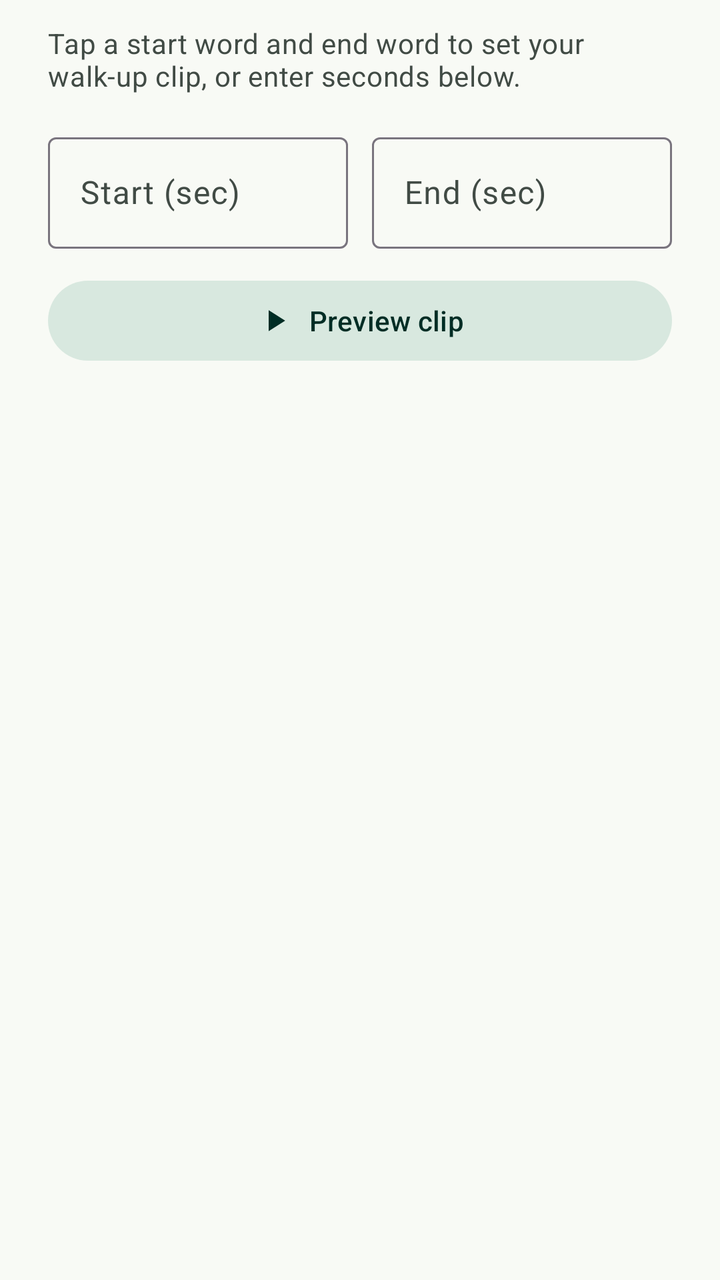
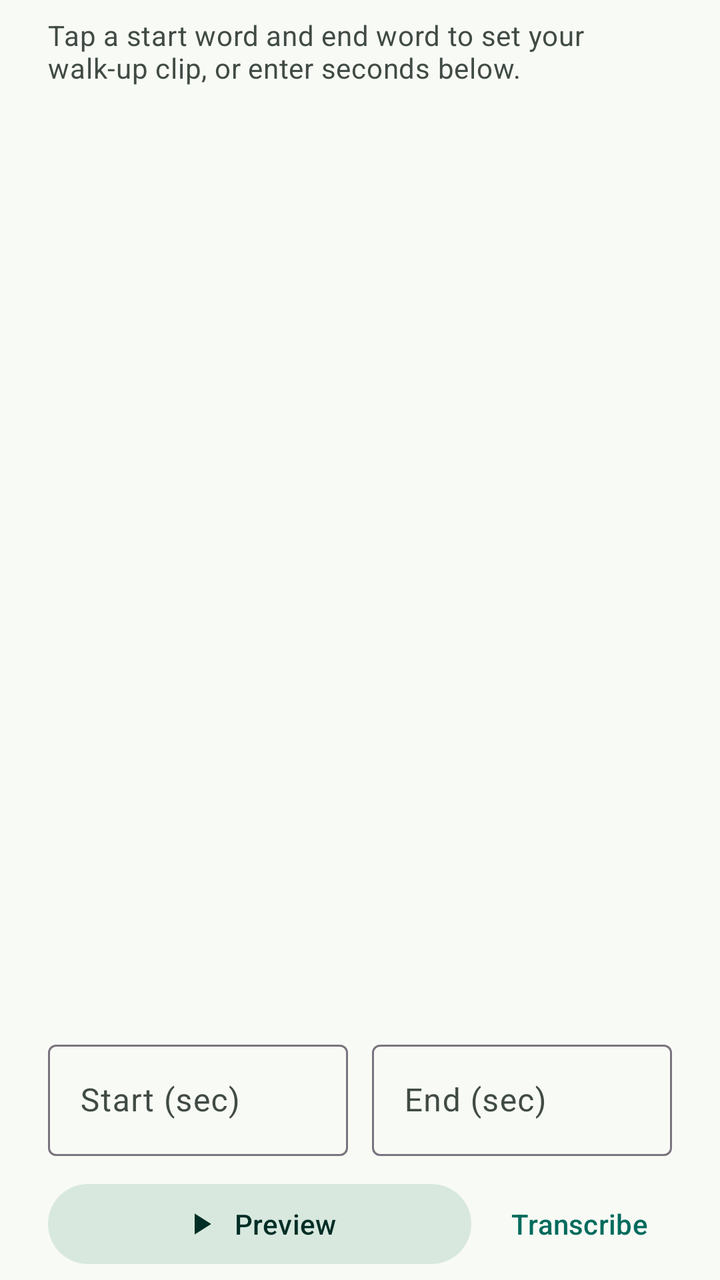

The first picture is an Android layout as it rendered before a commit; the second is the same layout after the commit. The layout source and the unified diff follow.
<!-- AndroidManifest.xml: application theme Theme.WalkupSong -->
<!-- res/layout/dialog_time_selection.xml -->
<?xml version="1.0" encoding="utf-8"?>
<androidx.core.widget.NestedScrollView xmlns:android="http://schemas.android.com/apk/res/android"
    xmlns:app="http://schemas.android.com/apk/res-auto"
    android:layout_width="match_parent"
    android:layout_height="wrap_content"
    android:fillViewport="true">

    <LinearLayout
        android:layout_width="match_parent"
        android:layout_height="wrap_content"
        android:orientation="vertical"
        android:paddingStart="24dp"
        android:paddingTop="12dp"
        android:paddingEnd="24dp"
        android:paddingBottom="8dp">

        <TextView
            android:id="@+id/textViewClipPrompt"
            android:layout_width="match_parent"
            android:layout_height="wrap_content"
            android:text="@string/transcript_hint"
            android:textAppearance="?attr/textAppearanceBodyMedium"
            android:textColor="?attr/colorOnSurfaceVariant" />

        <com.google.android.material.progressindicator.LinearProgressIndicator
            android:id="@+id/transcribeProgress"
            android:layout_width="match_parent"
            android:layout_height="wrap_content"
            android:layout_marginTop="12dp"
            android:indeterminate="true"
            android:visibility="gone"
            app:trackCornerRadius="4dp"
            app:trackThickness="4dp" />

        <com.google.android.material.chip.ChipGroup
            android:id="@+id/chipGroupWords"
            android:layout_width="match_parent"
            android:layout_height="wrap_content"
            android:layout_marginTop="12dp"
            android:visibility="gone"
            app:chipSpacingHorizontal="6dp"
            app:chipSpacingVertical="6dp" />

        <LinearLayout
            android:layout_width="match_parent"
            android:layout_height="wrap_content"
            android:layout_marginTop="16dp"
            android:baselineAligned="false"
            android:orientation="horizontal">

            <com.google.android.material.textfield.TextInputLayout
                android:id="@+id/textFieldStartTime"
                style="@style/Widget.Material3.TextInputLayout.OutlinedBox"
                android:layout_width="0dp"
                android:layout_height="wrap_content"
                android:layout_weight="1"
                android:hint="@string/start_seconds">

                <com.google.android.material.textfield.TextInputEditText
                    android:id="@+id/editTextStartTime"
                    android:layout_width="match_parent"
                    android:layout_height="wrap_content"
                    android:inputType="number" />
            </com.google.android.material.textfield.TextInputLayout>

            <com.google.android.material.textfield.TextInputLayout
                android:id="@+id/textFieldEndTime"
                style="@style/Widget.Material3.TextInputLayout.OutlinedBox"
                android:layout_width="0dp"
                android:layout_height="wrap_content"
                android:layout_marginStart="12dp"
                android:layout_weight="1"
                android:hint="@string/end_seconds">

                <com.google.android.material.textfield.TextInputEditText
                    android:id="@+id/editTextEndTime"
                    android:layout_width="match_parent"
                    android:layout_height="wrap_content"
                    android:inputType="number" />
            </com.google.android.material.textfield.TextInputLayout>
        </LinearLayout>

        <com.google.android.material.button.MaterialButton
            android:id="@+id/buttonPreviewClip"
            style="@style/Widget.Material3.Button.TonalButton"
            android:layout_width="match_parent"
            android:layout_height="wrap_content"
            android:layout_marginTop="12dp"
            android:text="@string/preview_clip"
            app:icon="@drawable/ic_play"
            app:iconGravity="textStart" />
    </LinearLayout>
</androidx.core.widget.NestedScrollView>
<!-- resources referenced by this layout -->
<resources>
  <!-- drawable ic_play (drawable) -->
  <vector xmlns:android="http://schemas.android.com/apk/res/android" android:width="24dp" android:height="24dp" android:viewportWidth="24" android:viewportHeight="24">
      <path android:fillColor="#FF000000" android:pathData="M8,5v14l11,-7z" />
  </vector>
  <string name="end_seconds">End (sec)</string>
  <string name="preview_clip">Preview clip</string>
  <string name="start_seconds">Start (sec)</string>
  <string name="transcript_hint">Tap a start word and end word to set your walk-up clip, or enter seconds below.</string>
  <style name="Theme.WalkupSong" parent="Base.Theme.WalkupSong">
          <item name="android:statusBarColor">#101B16</item>
          <item name="android:navigationBarColor">#101B16</item>
      </style>
  <style name="Base.Theme.WalkupSong" parent="Theme.Material3.DayNight.NoActionBar">
          <item name="colorPrimary">@color/primary</item>
          <item name="colorOnPrimary">@color/on_primary</item>
          <item name="colorPrimaryContainer">@color/primary_container</item>
          <item name="colorOnPrimaryContainer">@color/on_primary_container</item>
          <item name="colorSecondaryContainer">@color/secondary_container</item>
          <item name="colorOnSecondaryContainer">@color/on_primary_container</item>
          <item name="colorSurface">@color/surface</item>
          <item name="colorOnSurface">@color/on_surface</item>
          <item name="colorSurfaceVariant">@color/surface_variant</item>
          <item name="colorOnSurfaceVariant">@color/on_surface_variant</item>
          <item name="android:colorBackground">@color/surface</item>
          <item name="android:statusBarColor">@color/surface</item>
          <item name="android:navigationBarColor">@color/surface</item>
          <item name="shapeAppearanceSmallComponent">@style/Shape.Walkup.Small</item>
          <item name="shapeAppearanceMediumComponent">@style/Shape.Walkup.Medium</item>
          <item name="shapeAppearanceLargeComponent">@style/Shape.Walkup.Large</item>
      </style>
  <color name="primary">#006B5D</color>
  <color name="on_primary">#FFFFFF</color>
  <color name="primary_container">#B6F2DE</color>
  <color name="on_primary_container">#002D25</color>
  <color name="secondary_container">#D8E8DF</color>
  <color name="surface">#F8FAF5</color>
  <color name="on_surface">#17201C</color>
  <color name="surface_variant">#E7EDE6</color>
  <color name="on_surface_variant">#414B45</color>
  <style name="Shape.Walkup.Small" parent="ShapeAppearance.Material3.Corner.Small">
          <item name="cornerSize">16dp</item>
      </style>
  <style name="Shape.Walkup.Medium" parent="ShapeAppearance.Material3.Corner.Medium">
          <item name="cornerSize">24dp</item>
      </style>
  <style name="Shape.Walkup.Large" parent="ShapeAppearance.Material3.Corner.Large">
          <item name="cornerSize">32dp</item>
      </style>
</resources>

<!-- the commit's change to res/layout/dialog_time_selection.xml (unified diff, before → after) -->
@@ -1,93 +1,115 @@
 <?xml version="1.0" encoding="utf-8"?>
-<androidx.core.widget.NestedScrollView xmlns:android="http://schemas.android.com/apk/res/android"
+<LinearLayout xmlns:android="http://schemas.android.com/apk/res/android"
     xmlns:app="http://schemas.android.com/apk/res-auto"
     android:layout_width="match_parent"
     android:layout_height="wrap_content"
-    android:fillViewport="true">
+    android:descendantFocusability="beforeDescendants"
+    android:focusableInTouchMode="true"
+    android:orientation="vertical"
+    android:paddingStart="24dp"
+    android:paddingTop="8dp"
+    android:paddingEnd="24dp"
+    android:paddingBottom="4dp">
 
-    <LinearLayout
+    <TextView
+        android:id="@+id/textViewClipPrompt"
         android:layout_width="match_parent"
         android:layout_height="wrap_content"
-        android:orientation="vertical"
-        android:paddingStart="24dp"
-        android:paddingTop="12dp"
-        android:paddingEnd="24dp"
-        android:paddingBottom="8dp">
+        android:text="@string/transcript_hint"
+        android:textAppearance="?attr/textAppearanceBodyMedium"
+        android:textColor="?attr/colorOnSurfaceVariant" />
 
-        <TextView
-            android:id="@+id/textViewClipPrompt"
-            android:layout_width="match_parent"
-            android:layout_height="wrap_content"
-            android:text="@string/transcript_hint"
-            android:textAppearance="?attr/textAppearanceBodyMedium"
-            android:textColor="?attr/colorOnSurfaceVariant" />
+    <com.google.android.material.progressindicator.LinearProgressIndicator
+        android:id="@+id/transcribeProgress"
+        android:layout_width="match_parent"
+        android:layout_height="wrap_content"
+        android:layout_marginTop="10dp"
+        android:indeterminate="true"
+        android:visibility="gone"
+        app:trackCornerRadius="4dp"
+        app:trackThickness="4dp" />
 
-        <com.google.android.material.progressindicator.LinearProgressIndicator
-            android:id="@+id/transcribeProgress"
-            android:layout_width="match_parent"
-            android:layout_height="wrap_content"
-            android:layout_marginTop="12dp"
-            android:indeterminate="true"
-            android:visibility="gone"
-            app:trackCornerRadius="4dp"
-            app:trackThickness="4dp" />
+    <androidx.core.widget.NestedScrollView
+        android:layout_width="match_parent"
+        android:layout_height="0dp"
+        android:layout_marginTop="10dp"
+        android:layout_weight="1"
+        android:fillViewport="true">
 
         <com.google.android.material.chip.ChipGroup
             android:id="@+id/chipGroupWords"
             android:layout_width="match_parent"
             android:layout_height="wrap_content"
-            android:layout_marginTop="12dp"
             android:visibility="gone"
             app:chipSpacingHorizontal="6dp"
             app:chipSpacingVertical="6dp" />
+    </androidx.core.widget.NestedScrollView>
 
-        <LinearLayout
-            android:layout_width="match_parent"
+    <LinearLayout
+        android:layout_width="match_parent"
+        android:layout_height="wrap_content"
+        android:layout_marginTop="12dp"
+        android:baselineAligned="false"
+        android:orientation="horizontal">
+
+        <com.google.android.material.textfield.TextInputLayout
+            android:id="@+id/textFieldStartTime"
+            style="@style/Widget.Material3.TextInputLayout.OutlinedBox"
+            android:layout_width="0dp"
             android:layout_height="wrap_content"
-            android:layout_marginTop="16dp"
-            android:baselineAligned="false"
-            android:orientation="horizontal">
+            android:layout_weight="1"
+            android:hint="@string/start_seconds">
 
-            <com.google.android.material.textfield.TextInputLayout
-                android:id="@+id/textFieldStartTime"
-                style="@style/Widget.Material3.TextInputLayout.OutlinedBox"
-                android:layout_width="0dp"
+            <com.google.android.material.textfield.TextInputEditText
+                android:id="@+id/editTextStartTime"
+                android:layout_width="match_parent"
                 android:layout_height="wrap_content"
-                android:layout_weight="1"
-                android:hint="@string/start_seconds">
+                android:inputType="number" />
+        </com.google.android.material.textfield.TextInputLayout>
 
-                <com.google.android.material.textfield.TextInputEditText
-                    android:id="@+id/editTextStartTime"
-                    android:layout_width="match_parent"
-                    android:layout_height="wrap_content"
-                    android:inputType="number" />
-            </com.google.android.material.textfield.TextInputLayout>
+        <com.google.android.material.textfield.TextInputLayout
+            android:id="@+id/textFieldEndTime"
+            style="@style/Widget.Material3.TextInputLayout.OutlinedBox"
+            android:layout_width="0dp"
+            android:layout_height="wrap_content"
+            android:layout_marginStart="12dp"
+            android:layout_weight="1"
+            android:hint="@string/end_seconds">
 
-            <com.google.android.material.textfield.TextInputLayout
-                android:id="@+id/textFieldEndTime"
-                style="@style/Widget.Material3.TextInputLayout.OutlinedBox"
-                android:layout_width="0dp"
+            <com.google.android.material.textfield.TextInputEditText
+                android:id="@+id/editTextEndTime"
+                android:layout_width="match_parent"
                 android:layout_height="wrap_content"
-                android:layout_marginStart="12dp"
-                android:layout_weight="1"
-                android:hint="@string/end_seconds">
+                android:inputType="number" />
+        </com.google.android.material.textfield.TextInputLayout>
+    </LinearLayout>
 
-                <com.google.android.material.textfield.TextInputEditText
-                    android:id="@+id/editTextEndTime"
-                    android:layout_width="match_parent"
-                    android:layout_height="wrap_content"
-                    android:inputType="number" />
-            </com.google.android.material.textfield.TextInputLayout>
-        </LinearLayout>
+    <LinearLayout
+        android:layout_width="match_parent"
+        android:layout_height="wrap_content"
+        android:layout_marginTop="10dp"
+        android:gravity="center_vertical"
+        android:orientation="horizontal">
 
         <com.google.android.material.button.MaterialButton
             android:id="@+id/buttonPreviewClip"
             style="@style/Widget.Material3.Button.TonalButton"
-            android:layout_width="match_parent"
+            android:layout_width="0dp"
             android:layout_height="wrap_content"
-            android:layout_marginTop="12dp"
+            android:layout_weight="1"
+            android:maxLines="1"
+            android:paddingStart="16dp"
+            android:paddingEnd="16dp"
             android:text="@string/preview_clip"
             app:icon="@drawable/ic_play"
             app:iconGravity="textStart" />
+
+        <com.google.android.material.button.MaterialButton
+            android:id="@+id/buttonTranscribeClip"
+            style="@style/Widget.Material3.Button.TextButton"
+            android:layout_width="wrap_content"
+            android:layout_height="wrap_content"
+            android:layout_marginStart="8dp"
+            android:text="@string/transcribe_song" />
     </LinearLayout>
-</androidx.core.widget.NestedScrollView>
+</LinearLayout>
<!-- resource entries referenced after the edit -->
@@ -5,8 +5,9 @@
       <path android:fillColor="#FF000000" android:pathData="M8,5v14l11,-7z" />
   </vector>
   <string name="end_seconds">End (sec)</string>
-  <string name="preview_clip">Preview clip</string>
+  <string name="preview_clip">Preview</string>
   <string name="start_seconds">Start (sec)</string>
+  <string name="transcribe_song">Transcribe</string>
   <string name="transcript_hint">Tap a start word and end word to set your walk-up clip, or enter seconds below.</string>
   <style name="Theme.WalkupSong" parent="Base.Theme.WalkupSong">
           <item name="android:statusBarColor">#101B16</item>
